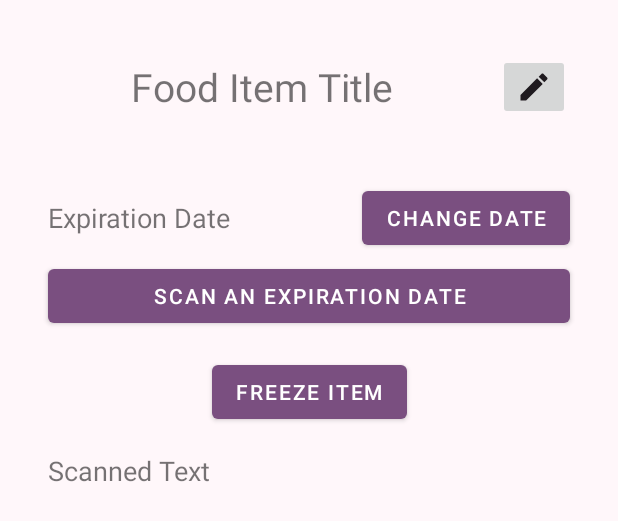
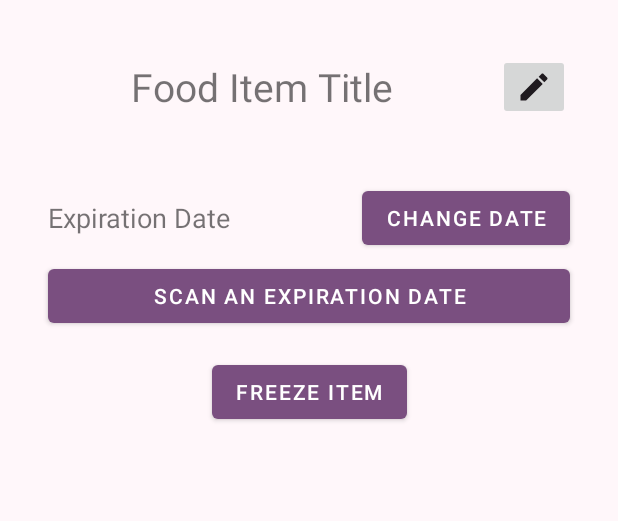
Before and after one commit to faraz19m/AntiGaspi, an Android app: the layout activity_food_item_detail.xml on its own in the app's theme, with its tools: preview values and no code run, on a phone screen of 412 x 824 dp. Shown: the top 521 px of the screen. Run offline under Robolectric (Android 15) with nearby library versions, the phone set to English and light mode, and no system bars.

Commit message:
fixed the following bugs: 1. Removed the extra text for date where the scanned date was showing in ItemDetailPage 2. Fixed the issue where the default date was not being overwritten by the scanned date in ItemDetailPage 3. Fixed the bug in notifications where negative days were being shown in notifications (food was already expired)

```diff
--- a/app/src/main/res/layout/activity_food_item_detail.xml
+++ b/app/src/main/res/layout/activity_food_item_detail.xml
@@ -83,14 +83,14 @@
         android:text="Freeze Item"/>
 
     <!-- TextView to display the scanned text -->
-    <TextView
-        android:id="@+id/tvScannedText"
-        android:layout_width="match_parent"
-        android:layout_height="wrap_content"
-        app:layout_constraintTop_toBottomOf="@id/btnDeepFreeze"
-        android:textSize="18sp"
-        android:layout_margin="16dp"
-        android:text="Scanned Text"/>
+<!--    <TextView-->
+<!--        android:id="@+id/tvScannedText"-->
+<!--        android:layout_width="match_parent"-->
+<!--        android:layout_height="wrap_content"-->
+<!--        app:layout_constraintTop_toBottomOf="@id/btnDeepFreeze"-->
+<!--        android:textSize="18sp"-->
+<!--        android:layout_margin="16dp"-->
+<!--        android:text="Scanned Text"/>-->
 
 
 
```
Also changed, not shown: app/src/main/java/com/example/antigaspi/ExpiryChecker.kt (+5 -6 lines), app/src/main/java/com/example/antigaspi/FoodItemDetailActivity.kt (+21 -10 lines).
